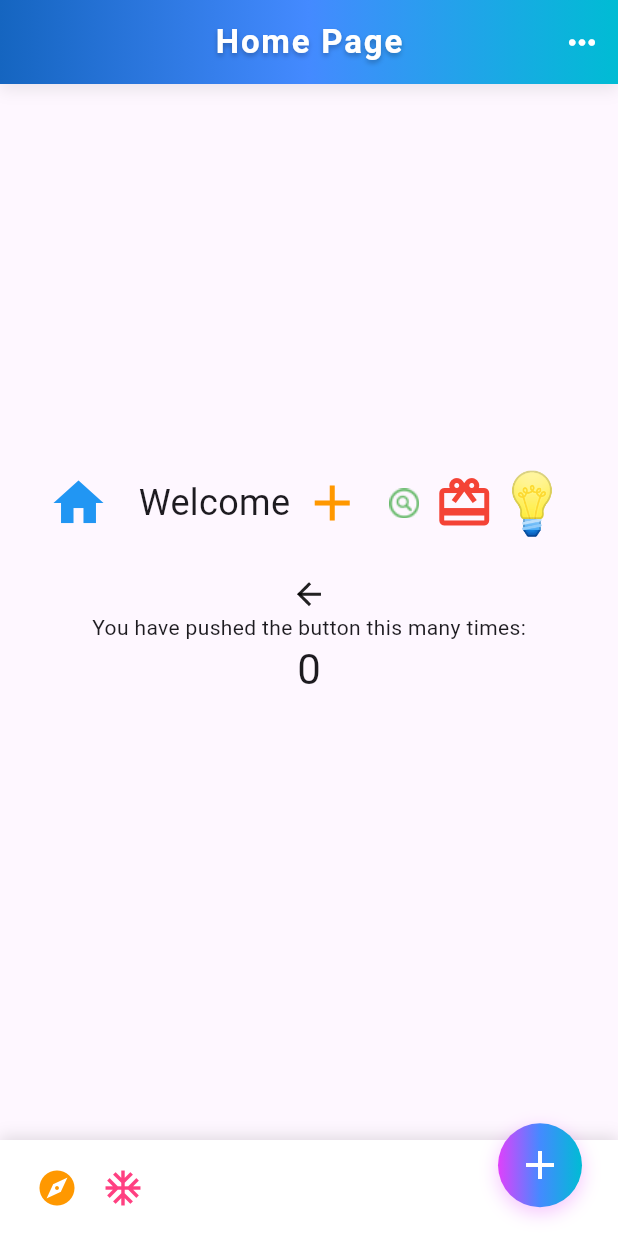
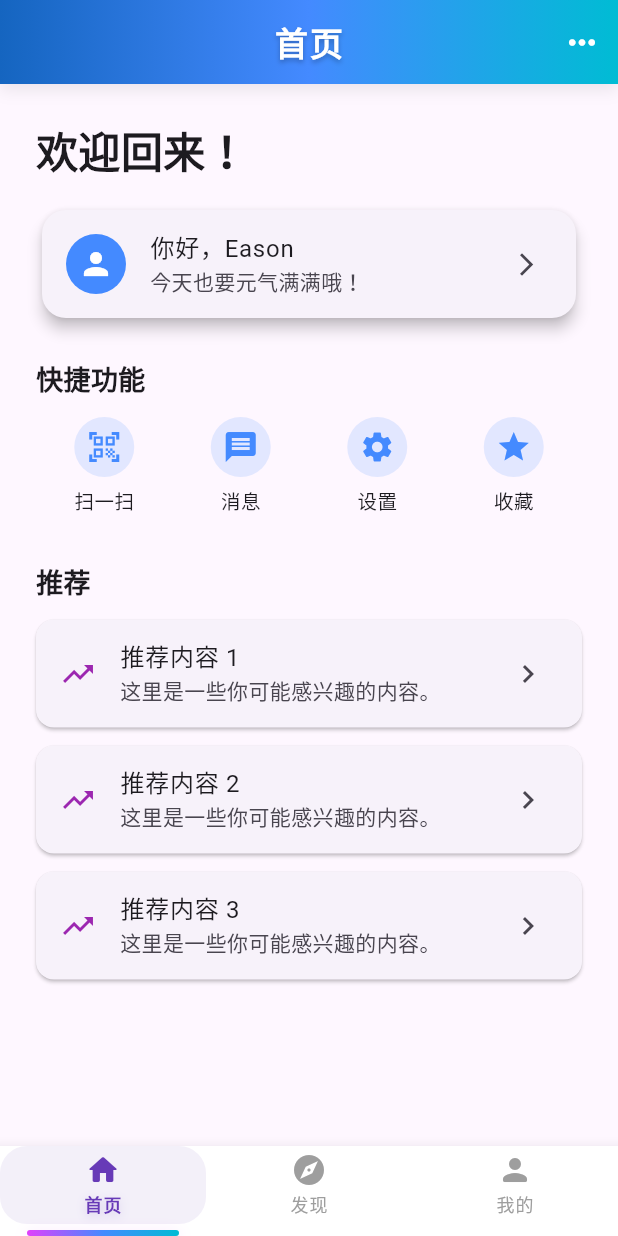
Before and after one commit to HYAdonisCoding/eason_nebula, a Flutter app: the screen it shows after launch, on a phone screen of 412 x 824 dp. Run offline on Flutter 3.47's test engine with Material 3 defaults, Android fonts, the light colour scheme and no system bars.

Commit message:
Add EasonTabBar

```diff
--- a/lib/ui/HomePage.dart
+++ b/lib/ui/HomePage.dart
@@ -1,6 +1,10 @@
 import 'package:flutter/material.dart';
 import '../utils/EasonAppBar.dart';
 import '../utils/EasonBottomAppBar.dart';
+import '../utils/EasonTabBar.dart';
+import 'DiscoverPageContent.dart';
+import 'HomePageContent.dart';
+import 'ProfilePageContent.dart';
 
 class HomePage extends StatefulWidget {
   @override
@@ -10,6 +14,7 @@ class HomePage extends StatefulWidget {
 class _HomePageState extends State<HomePage>
     with SingleTickerProviderStateMixin {
   int _counter = 0;
+  int _tabIndex = 0;
   double size = 40;
   late AnimationController _controller;
   @override
@@ -32,109 +37,138 @@ class _HomePageState extends State<HomePage>
 
   @override
   Widget build(BuildContext context) {
-    return Scaffold(
-      appBar: EasonAppBar(
-        title: 'Home Page',
-        showBack: false, // 首页不显示返回
-        menuItems: [
+    // 根据当前tab动态设置标题和菜单
+    String title;
+    List<EasonMenuItem> menuItems;
+    switch (_tabIndex) {
+      case 0:
+        title = '首页';
+        menuItems = [
           EasonMenuItem(
             title: '扫一扫',
             icon: Icons.qr_code_scanner,
             iconColor: Colors.deepPurple,
-            onTap: () {
-              // 你的操作
-              // Navigator.of(context).pushNamed('/code_scanner');
-              print('扫一扫');
-            },
+            onTap: () => print('扫一扫'),
           ),
+        ];
+        break;
+      case 1:
+        title = '发现';
+        menuItems = [
           EasonMenuItem(
-            title: '个人中心',
-            icon: Icons.person,
-            iconColor: Colors.deepPurple,
-            onTap: () {
-              // 你的操作
-              // Navigator.of(context).pushNamed('/profile');
-              print('个人中心');
-            },
+            title: '热门',
+            icon: Icons.local_fire_department,
+            iconColor: Colors.orange,
+            onTap: () => print('热门'),
           ),
+        ];
+        break;
+      case 2:
+        title = '我的';
+        menuItems = [
           EasonMenuItem(
-            title: '退出登录',
-            icon: Icons.logout,
-            iconColor: Colors.red,
-            onTap: () {
-              // 你的操作
-              print('退出登录');
-            },
+            title: '设置',
+            icon: Icons.settings,
+            iconColor: Colors.blue,
+            onTap: () => print('设置'),
           ),
+        ];
+        break;
+      default:
+        title = '首页';
+        menuItems = [];
+    }
+    return Scaffold(
+      appBar: EasonAppBar(title: title, showBack: false, menuItems: menuItems),
+      body: IndexedStack(
+        index: _tabIndex,
+        children: [
+          HomePageContent(), // 首页内容
+          DiscoverPageContent(), // 发现页内容
+          ProfilePageContent(), // 我的页内容
         ],
       ),
-      body: Center(
-        child: Column(
-          mainAxisAlignment: MainAxisAlignment.center,
-          children: <Widget>[
-            Row(
-              mainAxisAlignment: MainAxisAlignment.center,
-              children: [
-                Icon(Icons.home, size: size, color: Colors.blue),
-                SizedBox(width: 20),
-                Text('Welcome', style: TextStyle(fontSize: 24)),
-                IconButton(
-                  onPressed: _incrementCounter,
-                  icon: Icon(Icons.add),
-                  splashColor: Colors.teal,
-                  highlightColor: Colors.pink,
-                  disabledColor: Colors.grey,
-                  color: Colors.orange,
-                  iconSize: size,
-                ),
-                ImageIcon(
-                  AssetImage('lib/assets/images/magnifyingglass.circle.png'),
-                  size: size,
-                  color: Colors.green,
-                ),
-                Icon(Icons.card_giftcard, size: size, color: Colors.red),
-                // 使用unicode字符
-                Text(
-                  '\u{1F4A1}', // 灯泡图标
-                  style: TextStyle(fontSize: size, color: Colors.yellow),
-                ),
-              ],
-            ),
-            SizedBox(height: 20),
-            AnimatedIcon(
-              icon: AnimatedIcons.menu_arrow,
-              progress: _controller,
-              semanticLabel: 'Show menu',
-            ),
+      // Center(
+      //   child: Column(
+      //     mainAxisAlignment: MainAxisAlignment.center,
+      //     children: <Widget>[
+      //       Row(
+      //         mainAxisAlignment: MainAxisAlignment.center,
+      //         children: [
+      //           Icon(Icons.home, size: size, color: Colors.blue),
+      //           SizedBox(width: 20),
+      //           Text('Welcome', style: TextStyle(fontSize: 24)),
+      //           IconButton(
+      //             onPressed: _incrementCounter,
+      //             icon: Icon(Icons.add),
+      //             splashColor: Colors.teal,
+      //             highlightColor: Colors.pink,
+      //             disabledColor: Colors.grey,
+      //             color: Colors.orange,
+      //             iconSize: size,
+      //           ),
+      //           ImageIcon(
+      //             AssetImage('lib/assets/images/magnifyingglass.circle.png'),
+      //             size: size,
+      //             color: Colors.green,
+      //           ),
+      //           Icon(Icons.card_giftcard, size: size, color: Colors.red),
+      //           // 使用unicode字符
+      //           Text(
+      //             '\u{1F4A1}', // 灯泡图标
+      //             style: TextStyle(fontSize: size, color: Colors.yellow),
+      //           ),
+      //         ],
+      //       ),
+      //       SizedBox(height: 20),
+      //       AnimatedIcon(
+      //         icon: AnimatedIcons.menu_arrow,
+      //         progress: _controller,
+      //         semanticLabel: 'Show menu',
+      //       ),
 
-            Text('You have pushed the button this many times:'),
-            Text(
-              '$_counter',
-              style: Theme.of(context).textTheme.headlineMedium,
-            ),
-          ],
-        ),
+      //       Text('You have pushed the button this many times:'),
+      //       Text(
+      //         '$_counter',
+      //         style: Theme.of(context).textTheme.headlineMedium,
+      //       ),
+      //     ],
+      //   ),
+      // ),
+      bottomNavigationBar: EasonTabBar(
+        items: [
+          EasonTabBarItem(label: '首页', icon: Icons.home_rounded),
+          EasonTabBarItem(label: '发现', icon: Icons.explore_rounded),
+          EasonTabBarItem(label: '我的', icon: Icons.person_rounded),
+        ],
+        currentIndex: _tabIndex,
+        onTap: (i) => setState(() => _tabIndex = i),
+        indicatorGradient: [
+          Colors.purpleAccent,
+          Colors.blueAccent,
+          Colors.cyan,
+        ],
       ),
-      bottomNavigationBar: EasonBottomAppBar(
-        // 可不传，默认主页+设置
-        leftItems: [
-          EasonBottomBarItem(
-            icon: Icons.explore,
-            iconColor: Colors.orange,
-            onTap: () => print('发现'),
-          ),
-          EasonBottomBarItem(
-            icon: Icons.ac_unit,
-            iconColor: Colors.pinkAccent,
-            onTap: () => print('更多'),
-          ),
-        ],
-        onRightAction: () {
-          // 右侧按钮点击
-          print('右侧加号');
-        },
-        // rightWidget: ... // 也可自定义右侧内容
-      ),
+      // EasonBottomAppBar(
+      //   // 可不传，默认主页+设置
+      //   leftItems: [
+      //     EasonBottomBarItem(
+      //       icon: Icons.explore,
+      //       iconColor: Colors.orange,
+      //       onTap: () => print('发现'),
+      //     ),
+      //     EasonBottomBarItem(
+      //       icon: Icons.ac_unit,
+      //       iconColor: Colors.pinkAccent,
+      //       onTap: () => print('更多'),
+      //     ),
+      //   ],
+      //   onRightAction: () {
+      //     // 右侧按钮点击
+      //     print('右侧加号');
+      //   },
+      //   // rightWidget: ... // 也可自定义右侧内容
+      // ),
     );
   }
 }
--- /dev/null
+++ b/lib/ui/HomePageContent.dart
@@ -0,0 +1,85 @@
+import 'package:flutter/material.dart';
+
+class HomePageContent extends StatelessWidget {
+  @override
+  Widget build(BuildContext context) {
+    return ListView(
+      padding: EdgeInsets.all(24),
+      children: [
+        Text(
+          '欢迎回来！',
+          style: TextStyle(fontSize: 28, fontWeight: FontWeight.bold),
+        ),
+        SizedBox(height: 16),
+        Card(
+          elevation: 4,
+          shape: RoundedRectangleBorder(borderRadius: BorderRadius.circular(16)),
+          child: ListTile(
+            leading: CircleAvatar(
+              backgroundColor: Colors.blueAccent,
+              child: Icon(Icons.person, color: Colors.white),
+            ),
+            title: Text('你好，Eason'),
+            subtitle: Text('今天也要元气满满哦！'),
+            trailing: Icon(Icons.arrow_forward_ios, size: 18),
+            onTap: () {},
+          ),
+        ),
+        SizedBox(height: 24),
+        Text(
+          '快捷功能',
+          style: TextStyle(fontSize: 18, fontWeight: FontWeight.bold),
+        ),
+        SizedBox(height: 12),
+        Row(
+          mainAxisAlignment: MainAxisAlignment.spaceAround,
+          children: [
+            _QuickAction(icon: Icons.qr_code_scanner, label: '扫一扫'),
+            _QuickAction(icon: Icons.message, label: '消息'),
+            _QuickAction(icon: Icons.settings, label: '设置'),
+            _QuickAction(icon: Icons.star, label: '收藏'),
+          ],
+        ),
+        SizedBox(height: 32),
+        Text(
+          '推荐',
+          style: TextStyle(fontSize: 18, fontWeight: FontWeight.bold),
+        ),
+        SizedBox(height: 12),
+        ...List.generate(
+          3,
+          (i) => Card(
+            margin: EdgeInsets.only(bottom: 12),
+            shape: RoundedRectangleBorder(borderRadius: BorderRadius.circular(12)),
+            child: ListTile(
+              leading: Icon(Icons.trending_up, color: Colors.purple),
+              title: Text('推荐内容 ${i + 1}'),
+              subtitle: Text('这里是一些你可能感兴趣的内容。'),
+              trailing: Icon(Icons.chevron_right),
+              onTap: () {},
+            ),
+          ),
+        ),
+      ],
+    );
+  }
+}
+
+class _QuickAction extends StatelessWidget {
+  final IconData icon;
+  final String label;
+  const _QuickAction({required this.icon, required this.label});
+  @override
+  Widget build(BuildContext context) {
+    return Column(
+      children: [
+        CircleAvatar(
+          backgroundColor: Colors.blueAccent.withOpacity(0.15),
+          child: Icon(icon, color: Colors.blueAccent),
+        ),
+        SizedBox(height: 6),
+        Text(label, style: TextStyle(fontSize: 13)),
+      ],
+    );
+  }
+}
--- /dev/null
+++ b/lib/utils/EasonTabBar.dart
@@ -0,0 +1,139 @@
+import 'package:flutter/material.dart';
+
+class EasonTabBarItem {
+  final String label;
+  final IconData? icon;
+  final Widget? customIcon;
+
+  EasonTabBarItem({required this.label, this.icon, this.customIcon});
+}
+
+class EasonTabBar extends StatelessWidget {
+  final List<EasonTabBarItem> items;
+  final int currentIndex;
+  final ValueChanged<int> onTap;
+  final Color activeColor;
+  final Color inactiveColor;
+  final double height;
+  final double indicatorHeight;
+  final List<Color>? indicatorGradient;
+
+  const EasonTabBar({
+    Key? key,
+    required this.items,
+    required this.currentIndex,
+    required this.onTap,
+    this.activeColor = Colors.deepPurple,
+    this.inactiveColor = Colors.grey,
+    this.height = 56,
+    this.indicatorHeight = 4,
+    this.indicatorGradient,
+  }) : super(key: key);
+
+  @override
+  Widget build(BuildContext context) {
+    return Material(
+      elevation: 8,
+      color: Colors.white,
+      child: SizedBox(
+        height: height + indicatorHeight,
+        child: Stack(
+          children: [
+            Row(
+              children: List.generate(items.length, (index) {
+                final selected = index == currentIndex;
+                return Expanded(
+                  child: InkWell(
+                    borderRadius: BorderRadius.circular(18),
+                    onTap: () => onTap(index),
+                    child: AnimatedContainer(
+                      duration: Duration(milliseconds: 300),
+                      curve: Curves.easeOutCubic,
+                      padding: EdgeInsets.symmetric(vertical: 4),
+                      decoration: BoxDecoration(
+                        color: selected
+                            ? activeColor.withOpacity(0.08)
+                            : Colors.transparent,
+                        borderRadius: BorderRadius.circular(18),
+                      ),
+                      child: Column(
+                        mainAxisSize: MainAxisSize.min, // 关键
+                        mainAxisAlignment: MainAxisAlignment.center,
+                        children: [
+                          if (items[index].customIcon != null)
+                            items[index].customIcon!
+                          else if (items[index].icon != null)
+                            Icon(
+                              items[index].icon,
+                              color: selected ? activeColor : inactiveColor,
+                              size: 24,
+                            ),
+                          SizedBox(height: 2),
+                          AnimatedDefaultTextStyle(
+                            duration: Duration(milliseconds: 300),
+                            style: TextStyle(
+                              color: selected ? activeColor : inactiveColor,
+                              fontWeight: selected
+                                  ? FontWeight.bold
+                                  : FontWeight.normal,
+                              fontSize: 12,
+                              letterSpacing: 0.5,
+                              shadows: selected
+                                  ? [
+                                      Shadow(
+                                        color: activeColor.withOpacity(0.2),
+                                        blurRadius: 8,
+                                        offset: Offset(0, 2),
+                                      ),
+                                    ]
+                                  : [],
+                            ),
+                            child: Text(
+                              items[index].label,
+                              maxLines: 1,
+                              overflow: TextOverflow.ellipsis,
+                            ),
+                          ),
+                        ],
+                      ),
+                    ),
+                  ),
+                );
+              }),
+            ),
+            // 酷炫渐变指示器
+            AnimatedPositioned(
+              duration: Duration(milliseconds: 300),
+              curve: Curves.elasticOut,
+              left:
+                  currentIndex *
+                  (MediaQuery.of(context).size.width / items.length),
+              bottom: 0,
+              width: MediaQuery.of(context).size.width / items.length,
+              height: indicatorHeight,
+              child: Container(
+                margin: EdgeInsets.symmetric(horizontal: 18),
+                decoration: BoxDecoration(
+                  borderRadius: BorderRadius.circular(8),
+                  gradient: LinearGradient(
+                    colors:
+                        indicatorGradient ??
+                        [Colors.deepPurple, Colors.blueAccent, Colors.cyan],
+                  ),
+                  boxShadow: [
+                    BoxShadow(
+                      color: (indicatorGradient?.first ?? activeColor)
+                          .withOpacity(0.18),
+                      blurRadius: 8,
+                      offset: Offset(0, 2),
+                    ),
+                  ],
+                ),
+              ),
+            ),
+          ],
+        ),
+      ),
+    );
+  }
+}
```
Also changed, not shown: lib/ui/DiscoverPageContent.dart (added, +66 -0 lines), lib/ui/ProfilePageContent.dart (added, +124 -0 lines).
